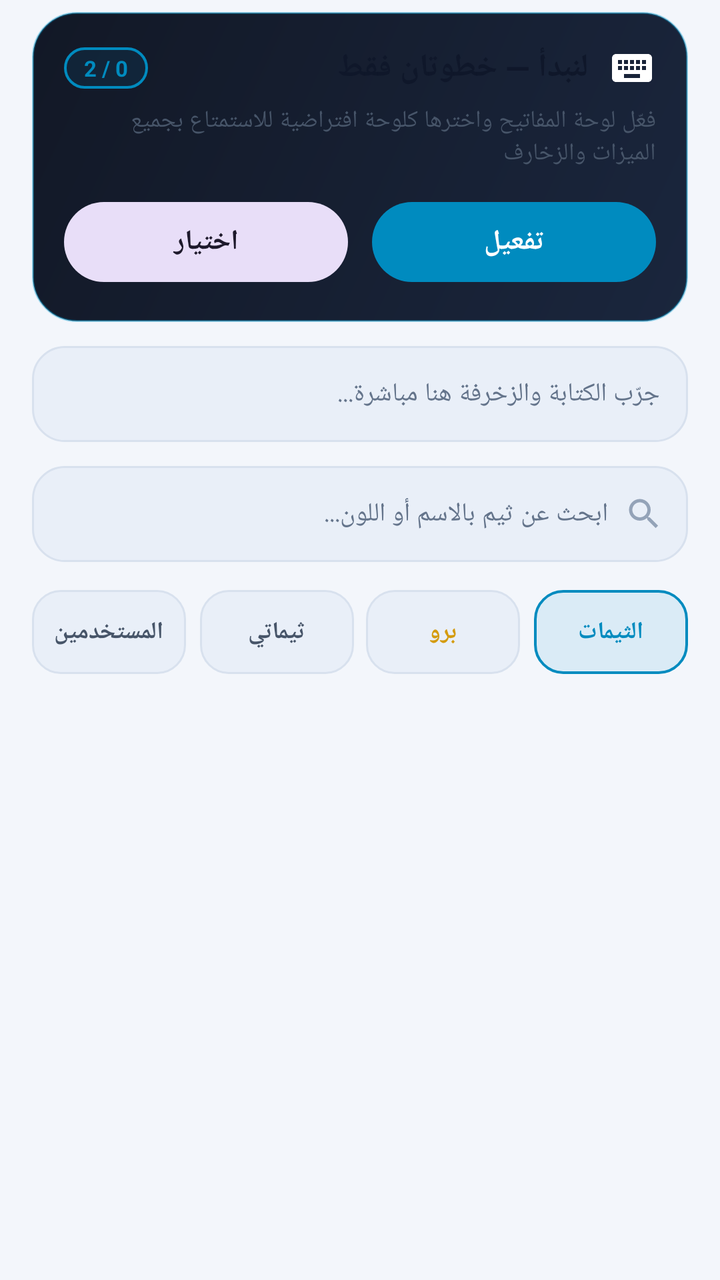
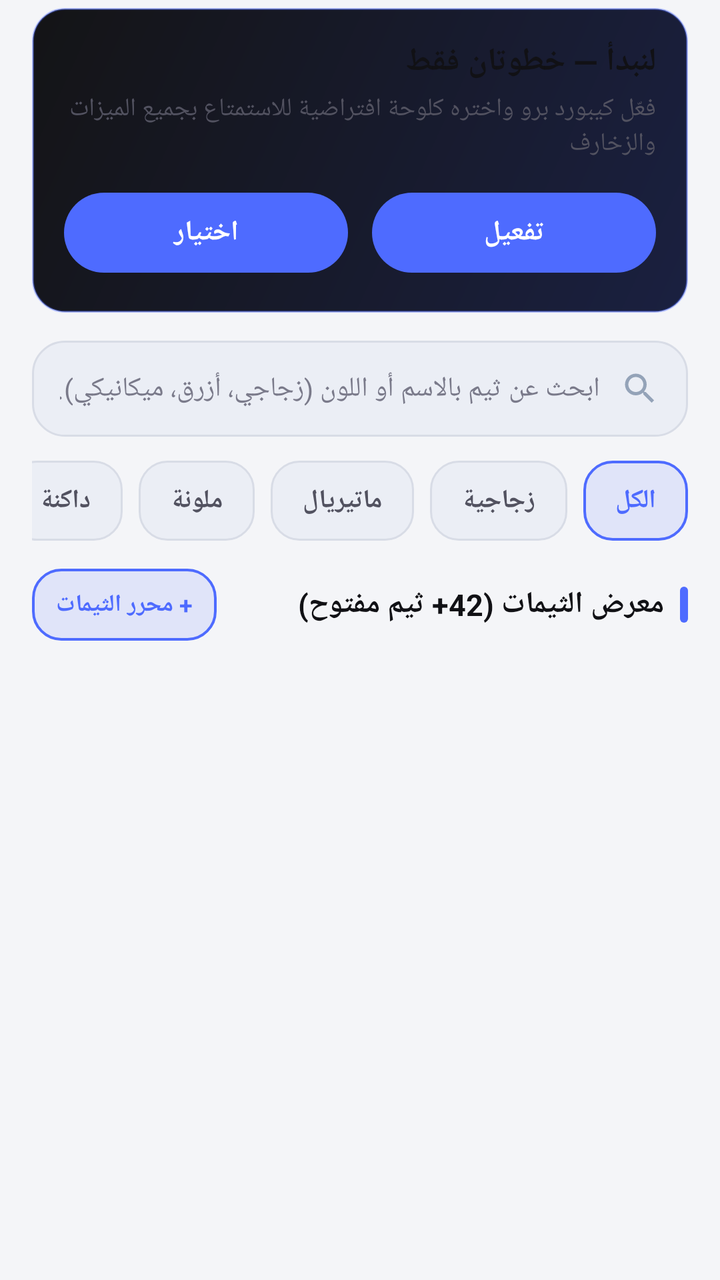

The first picture is an Android layout as it rendered before a commit; the second is the same layout after the commit. The layout source and the unified diff follow.
<!-- AndroidManifest.xml: application theme Theme.KeyboardPro -->
<!-- res/layout/fragment_home.xml -->
<?xml version="1.0" encoding="utf-8"?>
<androidx.core.widget.NestedScrollView xmlns:android="http://schemas.android.com/apk/res/android"
    android:layout_width="match_parent"
    android:layout_height="match_parent"
    android:clipToPadding="false"
    android:fillViewport="true"
    android:layoutDirection="rtl"
    android:paddingBottom="104dp">

    <LinearLayout
        android:layout_width="match_parent"
        android:layout_height="wrap_content"
        android:orientation="vertical"
        android:paddingHorizontal="16dp"
        android:paddingTop="6dp">

        
        <LinearLayout
            android:id="@+id/card_quick_setup"
            android:layout_width="match_parent"
            android:layout_height="wrap_content"
            android:background="@drawable/bg_card_hero"
            android:orientation="vertical"
            android:padding="16dp">

            <LinearLayout
                android:layout_width="match_parent"
                android:layout_height="wrap_content"
                android:gravity="center_vertical"
                android:orientation="horizontal">

                <ImageView
                    android:layout_width="24dp"
                    android:layout_height="24dp"
                    android:contentDescription="@string/setup_card_title"
                    android:src="@drawable/ic_keyboard" />

                <TextView
                    android:layout_width="0dp"
                    android:layout_height="wrap_content"
                    android:layout_marginStart="10dp"
                    android:layout_weight="1"
                    android:text="@string/setup_card_title"
                    android:textColor="@color/kp_text_primary"
                    android:textSize="16sp"
                    android:textStyle="bold" />

                <TextView
                    android:id="@+id/tv_setup_progress"
                    android:layout_width="wrap_content"
                    android:layout_height="wrap_content"
                    android:background="@drawable/bg_chip_selected"
                    android:paddingHorizontal="10dp"
                    android:paddingVertical="3dp"
                    android:text="0 / 2"
                    android:textColor="@color/kp_primary"
                    android:textSize="11sp"
                    android:textStyle="bold" />
            </LinearLayout>

            <TextView
                android:layout_width="match_parent"
                android:layout_height="wrap_content"
                android:layout_marginTop="6dp"
                android:text="@string/setup_card_subtitle"
                android:textColor="@color/kp_text_secondary"
                android:textSize="12sp" />

            <LinearLayout
                android:layout_width="match_parent"
                android:layout_height="wrap_content"
                android:layout_marginTop="12dp"
                android:orientation="horizontal">

                <com.google.android.material.button.MaterialButton
                    android:id="@+id/btn_step_enable"
                    android:layout_width="0dp"
                    android:layout_height="48dp"
                    android:layout_marginEnd="6dp"
                    android:layout_weight="1"
                    android:text="@string/setup_step_1_btn"
                    android:textColor="@color/kp_on_primary"
                    android:textStyle="bold" />

                <com.google.android.material.button.MaterialButton
                    android:id="@+id/btn_step_select"
                    style="@style/Widget.Material3.Button.TonalButton"
                    android:layout_width="0dp"
                    android:layout_height="48dp"
                    android:layout_marginStart="6dp"
                    android:layout_weight="1"
                    android:text="@string/setup_step_2_btn"
                    android:textStyle="bold" />
            </LinearLayout>
        </LinearLayout>

        
        <EditText
            android:id="@+id/et_live_test"
            android:layout_width="match_parent"
            android:layout_height="48dp"
            android:layout_marginTop="12dp"
            android:background="@drawable/bg_search_bar"
            android:hint="@string/test_keyboard_hint"
            android:importantForAutofill="no"
            android:inputType="textMultiLine"
            android:paddingHorizontal="14dp"
            android:textColor="@color/kp_text_primary"
            android:textColorHint="@color/kp_text_muted"
            android:textSize="13sp" />

        
        <LinearLayout
            android:layout_width="match_parent"
            android:layout_height="48dp"
            android:layout_marginTop="12dp"
            android:background="@drawable/bg_search_bar"
            android:gravity="center_vertical"
            android:orientation="horizontal"
            android:paddingHorizontal="12dp">

            <ImageView
                android:layout_width="20dp"
                android:layout_height="20dp"
                android:contentDescription="@string/search_themes_hint"
                android:src="@drawable/ic_search" />

            <EditText
                android:id="@+id/et_theme_search"
                android:layout_width="0dp"
                android:layout_height="match_parent"
                android:layout_marginStart="8dp"
                android:layout_weight="1"
                android:background="@android:color/transparent"
                android:hint="@string/search_themes_hint"
                android:importantForAutofill="no"
                android:inputType="text"
                android:maxLines="1"
                android:textColor="@color/kp_text_primary"
                android:textColorHint="@color/kp_text_muted"
                android:textSize="13sp" />
        </LinearLayout>

        
        <LinearLayout
            android:id="@+id/home_sub_tabs"
            android:layout_width="match_parent"
            android:layout_height="42dp"
            android:layout_marginTop="14dp"
            android:orientation="horizontal">

            <TextView
                android:id="@+id/subtab_themes"
                android:layout_width="0dp"
                android:layout_height="match_parent"
                android:layout_marginEnd="4dp"
                android:layout_weight="1"
                android:background="@drawable/bg_chip_selected"
                android:gravity="center"
                android:text="@string/tab_themes"
                android:textColor="@color/kp_primary"
                android:textSize="12sp"
                android:textStyle="bold" />

            <TextView
                android:id="@+id/subtab_pro"
                android:layout_width="0dp"
                android:layout_height="match_parent"
                android:layout_marginHorizontal="3dp"
                android:layout_weight="1"
                android:background="@drawable/bg_chip_unselected"
                android:gravity="center"
                android:text="@string/tab_pro"
                android:textColor="@color/kp_gold"
                android:textSize="12sp"
                android:textStyle="bold" />

            <TextView
                android:id="@+id/subtab_my_themes"
                android:layout_width="0dp"
                android:layout_height="match_parent"
                android:layout_marginHorizontal="3dp"
                android:layout_weight="1"
                android:background="@drawable/bg_chip_unselected"
                android:gravity="center"
                android:text="@string/tab_my_themes"
                android:textColor="@color/kp_text_secondary"
                android:textSize="12sp"
                android:textStyle="bold" />

            <TextView
                android:id="@+id/subtab_users"
                android:layout_width="0dp"
                android:layout_height="match_parent"
                android:layout_marginStart="4dp"
                android:layout_weight="1"
                android:background="@drawable/bg_chip_unselected"
                android:gravity="center"
                android:text="@string/tab_users"
                android:textColor="@color/kp_text_secondary"
                android:textSize="12sp"
                android:textStyle="bold" />
        </LinearLayout>

        
        <com.google.android.material.button.MaterialButton
            android:id="@+id/btn_create_custom_theme"
            android:layout_width="match_parent"
            android:layout_height="48dp"
            android:layout_marginTop="12dp"
            android:text="@string/create_theme_btn"
            android:textColor="@color/kp_on_primary"
            android:textStyle="bold"
            android:visibility="gone" />

        
        <LinearLayout
            android:id="@+id/themes_sections_container"
            android:layout_width="match_parent"
            android:layout_height="wrap_content"
            android:layout_marginTop="10dp"
            android:orientation="vertical" />

    </LinearLayout>
</androidx.core.widget.NestedScrollView>
<!-- resources referenced by this layout -->
<resources>
  <color name="kp_gold">#F5C542</color>
  <color name="kp_on_primary">#07131A</color>
  <color name="kp_primary">#00D4FF</color>
  <color name="kp_text_muted">#64748B</color>
  <color name="kp_text_primary">#F3F6FC</color>
  <color name="kp_text_secondary">#94A3B8</color>
  <!-- drawable bg_card_hero (drawable) -->
  <?xml version="1.0" encoding="utf-8"?>
  <shape xmlns:android="http://schemas.android.com/apk/res/android"
      android:shape="rectangle">
      <gradient
          android:angle="135"
          android:startColor="#1A263D"
          android:endColor="#121826" />
      <stroke android:width="1dp" android:color="@color/kp_stroke_accent" />
      <corners android:radius="22dp" />
  </shape>
  <!-- drawable bg_chip_selected (drawable) -->
  <?xml version="1.0" encoding="utf-8"?>
  <shape xmlns:android="http://schemas.android.com/apk/res/android"
      android:shape="rectangle">
      <solid android:color="@color/kp_primary_soft" />
      <stroke android:width="1.2dp" android:color="@color/kp_primary" />
      <corners android:radius="14dp" />
  </shape>
  <!-- drawable bg_chip_unselected (drawable) -->
  <?xml version="1.0" encoding="utf-8"?>
  <shape xmlns:android="http://schemas.android.com/apk/res/android"
      android:shape="rectangle">
      <solid android:color="@color/kp_surface_elevated" />
      <stroke android:width="1dp" android:color="@color/kp_stroke" />
      <corners android:radius="14dp" />
  </shape>
  <!-- drawable bg_search_bar (drawable) -->
  <?xml version="1.0" encoding="utf-8"?>
  <shape xmlns:android="http://schemas.android.com/apk/res/android"
      android:shape="rectangle">
      <solid android:color="@color/kp_surface_elevated" />
      <stroke android:width="1dp" android:color="@color/kp_stroke" />
      <corners android:radius="16dp" />
  </shape>
  <!-- drawable ic_keyboard (drawable) -->
  <vector xmlns:android="http://schemas.android.com/apk/res/android"
      android:width="24dp"
      android:height="24dp"
      android:viewportWidth="24"
      android:viewportHeight="24">
      <path
          android:fillColor="#FFFFFFFF"
          android:pathData="M20,5H4c-1.1,0 -1.99,0.9 -1.99,2L2,17c0,1.1 0.9,2 2,2h16c1.1,0 2,-0.9 2,-2V7c0,-1.1 -0.9,-2 -2,-2zm-9,3h2v2h-2V8zm0,3h2v2h-2v-2zM8,8h2v2H8V8zm0,3h2v2H8v-2zm-1,2H5v-2h2v2zm0,-3H5V8h2v2zm9,7H8v-2h8v2zm0,-4h-2v-2h2v2zm0,-3h-2V8h2v2zm3,3h-2v-2h2v2zm0,-3h-2V8h2v2z" />
  </vector>
  <!-- drawable ic_search (drawable) -->
  <vector xmlns:android="http://schemas.android.com/apk/res/android"
      android:width="24dp"
      android:height="24dp"
      android:viewportWidth="24"
      android:viewportHeight="24">
      <path
          android:fillColor="#FF94A3B8"
          android:pathData="M15.5,14h-0.79l-0.28,-0.27C15.41,12.59 16,11.11 16,9.5 16,5.91 13.09,3 9.5,3S3,5.91 3,9.5 5.91,16 9.5,16c1.61,0 3.09,-0.59 4.23,-1.57l0.27,0.28v0.79l5,4.99L20.49,19l-4.99,-5zm-6,0C7.01,14 5,11.99 5,9.5S7.01,5 9.5,5 14,7.01 14,9.5 11.99,14 9.5,14z" />
  </vector>
  <string name="create_theme_btn">+ إنشاء ثيم جديد</string>
  <string name="search_themes_hint">ابحث عن ثيم بالاسم أو اللون...</string>
  <string name="setup_card_subtitle">فعّل لوحة المفاتيح واخترها كلوحة افتراضية للاستمتاع بجميع الميزات والزخارف</string>
  <string name="setup_card_title">لنبدأ — خطوتان فقط</string>
  <string name="setup_step_1_btn">تفعيل</string>
  <string name="setup_step_2_btn">اختيار</string>
  <string name="tab_my_themes">ثيماتي</string>
  <string name="tab_pro">برو</string>
  <string name="tab_themes">الثيمات</string>
  <string name="tab_users">المستخدمين</string>
  <string name="test_keyboard_hint">جرّب الكتابة والزخرفة هنا مباشرة...</string>
  <color name="kp_stroke_accent">#5500D4FF</color>
  <color name="kp_primary_soft">#1E00D4FF</color>
  <color name="kp_surface_elevated">#1C2333</color>
  <color name="kp_stroke">#263044</color>
  <color name="kp_secondary">#6366F1</color>
  <color name="white">#FFFFFFFF</color>
  <color name="kp_bg">#0B0E14</color>
  <color name="kp_surface">#141923</color>
  <!-- unchanged entries left out for length: 1 -->
</resources>

<!-- the commit's change to res/layout/fragment_home.xml (unified diff, before → after) -->
@@ -5,66 +5,40 @@
     android:clipToPadding="false"
     android:fillViewport="true"
     android:layoutDirection="rtl"
-    android:paddingBottom="104dp">
+    android:paddingBottom="112dp">
 
     <LinearLayout
         android:layout_width="match_parent"
         android:layout_height="wrap_content"
         android:orientation="vertical"
         android:paddingHorizontal="16dp"
-        android:paddingTop="6dp">
+        android:paddingTop="4dp">
 
         
         <LinearLayout
-            android:id="@+id/card_quick_setup"
-            android:layout_width="match_parent"
-            android:layout_height="wrap_content"
+            android:id="@+id/card_setup"
+            android:layout_width="match_parent"
+            android:layout_height="wrap_content"
+            android:layout_marginBottom="14dp"
             android:background="@drawable/bg_card_hero"
             android:orientation="vertical"
             android:padding="16dp">
 
-            <LinearLayout
-                android:layout_width="match_parent"
-                android:layout_height="wrap_content"
-                android:gravity="center_vertical"
-                android:orientation="horizontal">
-
-                <ImageView
-                    android:layout_width="24dp"
-                    android:layout_height="24dp"
-                    android:contentDescription="@string/setup_card_title"
-                    android:src="@drawable/ic_keyboard" />
-
-                <TextView
-                    android:layout_width="0dp"
-                    android:layout_height="wrap_content"
-                    android:layout_marginStart="10dp"
-                    android:layout_weight="1"
-                    android:text="@string/setup_card_title"
-                    android:textColor="@color/kp_text_primary"
-                    android:textSize="16sp"
-                    android:textStyle="bold" />
-
-                <TextView
-                    android:id="@+id/tv_setup_progress"
-                    android:layout_width="wrap_content"
-                    android:layout_height="wrap_content"
-                    android:background="@drawable/bg_chip_selected"
-                    android:paddingHorizontal="10dp"
-                    android:paddingVertical="3dp"
-                    android:text="0 / 2"
-                    android:textColor="@color/kp_primary"
-                    android:textSize="11sp"
-                    android:textStyle="bold" />
-            </LinearLayout>
-
-            <TextView
-                android:layout_width="match_parent"
-                android:layout_height="wrap_content"
-                android:layout_marginTop="6dp"
+            <TextView
+                android:layout_width="wrap_content"
+                android:layout_height="wrap_content"
+                android:text="@string/setup_card_title"
+                android:textColor="@color/kp_text_primary"
+                android:textSize="16sp"
+                android:textStyle="bold" />
+
+            <TextView
+                android:layout_width="wrap_content"
+                android:layout_height="wrap_content"
+                android:layout_marginTop="4dp"
                 android:text="@string/setup_card_subtitle"
                 android:textColor="@color/kp_text_secondary"
-                android:textSize="12sp" />
+                android:textSize="12.5sp" />
 
             <LinearLayout
                 android:layout_width="match_parent"
@@ -84,40 +58,25 @@
 
                 <com.google.android.material.button.MaterialButton
                     android:id="@+id/btn_step_select"
-                    style="@style/Widget.Material3.Button.TonalButton"
                     android:layout_width="0dp"
                     android:layout_height="48dp"
                     android:layout_marginStart="6dp"
                     android:layout_weight="1"
                     android:text="@string/setup_step_2_btn"
+                    android:textColor="@color/kp_on_primary"
                     android:textStyle="bold" />
             </LinearLayout>
         </LinearLayout>
 
         
-        <EditText
-            android:id="@+id/et_live_test"
+        <LinearLayout
             android:layout_width="match_parent"
             android:layout_height="48dp"
-            android:layout_marginTop="12dp"
-            android:background="@drawable/bg_search_bar"
-            android:hint="@string/test_keyboard_hint"
-            android:importantForAutofill="no"
-            android:inputType="textMultiLine"
-            android:paddingHorizontal="14dp"
-            android:textColor="@color/kp_text_primary"
-            android:textColorHint="@color/kp_text_muted"
-            android:textSize="13sp" />
-
-        
-        <LinearLayout
-            android:layout_width="match_parent"
-            android:layout_height="48dp"
-            android:layout_marginTop="12dp"
+            android:layout_marginBottom="12dp"
             android:background="@drawable/bg_search_bar"
             android:gravity="center_vertical"
             android:orientation="horizontal"
-            android:paddingHorizontal="12dp">
+            android:paddingHorizontal="14dp">
 
             <ImageView
                 android:layout_width="20dp"
@@ -126,100 +85,169 @@
                 android:src="@drawable/ic_search" />
 
             <EditText
-                android:id="@+id/et_theme_search"
+                android:id="@+id/et_search_themes"
                 android:layout_width="0dp"
                 android:layout_height="match_parent"
-                android:layout_marginStart="8dp"
+                android:layout_marginStart="10dp"
                 android:layout_weight="1"
                 android:background="@android:color/transparent"
                 android:hint="@string/search_themes_hint"
-                android:importantForAutofill="no"
+                android:imeOptions="actionSearch"
                 android:inputType="text"
-                android:maxLines="1"
                 android:textColor="@color/kp_text_primary"
                 android:textColorHint="@color/kp_text_muted"
-                android:textSize="13sp" />
+                android:textSize="13.5sp" />
         </LinearLayout>
 
         
+        <HorizontalScrollView
+            android:layout_width="match_parent"
+            android:layout_height="wrap_content"
+            android:layout_marginBottom="14dp"
+            android:scrollbars="none">
+
+            <LinearLayout
+                android:id="@+id/theme_filter_chips_row"
+                android:layout_width="wrap_content"
+                android:layout_height="wrap_content"
+                android:orientation="horizontal">
+
+                <TextView
+                    android:id="@+id/chip_filter_all"
+                    android:layout_width="wrap_content"
+                    android:layout_height="40dp"
+                    android:layout_marginEnd="8dp"
+                    android:background="@drawable/bg_chip_selected"
+                    android:gravity="center"
+                    android:paddingHorizontal="16dp"
+                    android:text="@string/chip_all"
+                    android:textColor="@color/kp_primary"
+                    android:textSize="13sp"
+                    android:textStyle="bold" />
+
+                <TextView
+                    android:id="@+id/chip_filter_glass"
+                    android:layout_width="wrap_content"
+                    android:layout_height="40dp"
+                    android:layout_marginEnd="8dp"
+                    android:background="@drawable/bg_chip_unselected"
+                    android:gravity="center"
+                    android:paddingHorizontal="16dp"
+                    android:text="@string/chip_glass"
+                    android:textColor="@color/kp_text_secondary"
+                    android:textSize="13sp"
+                    android:textStyle="bold" />
+
+                <TextView
+                    android:id="@+id/chip_filter_material"
+                    android:layout_width="wrap_content"
+                    android:layout_height="40dp"
+                    android:layout_marginEnd="8dp"
+                    android:background="@drawable/bg_chip_unselected"
+                    android:gravity="center"
+                    android:paddingHorizontal="16dp"
+                    android:text="@string/chip_material"
+                    android:textColor="@color/kp_text_secondary"
+                    android:textSize="13sp"
+                    android:textStyle="bold" />
+
+                <TextView
+                    android:id="@+id/chip_filter_colorful"
+                    android:layout_width="wrap_content"
+                    android:layout_height="40dp"
+                    android:layout_marginEnd="8dp"
+                    android:background="@drawable/bg_chip_unselected"
+                    android:gravity="center"
+                    android:paddingHorizontal="16dp"
+                    android:text="@string/chip_colorful"
+                    android:textColor="@color/kp_text_secondary"
+                    android:textSize="13sp"
+                    android:textStyle="bold" />
+
+                <TextView
+                    android:id="@+id/chip_filter_dark"
+                    android:layout_width="wrap_content"
+                    android:layout_height="40dp"
+                    android:layout_marginEnd="8dp"
+                    android:background="@drawable/bg_chip_unselected"
+                    android:gravity="center"
+                    android:paddingHorizontal="16dp"
+                    android:text="@string/chip_dark"
+                    android:textColor="@color/kp_text_secondary"
+                    android:textSize="13sp"
+                    android:textStyle="bold" />
+
+                <TextView
+                    android:id="@+id/chip_filter_light"
+                    android:layout_width="wrap_content"
+                    android:layout_height="40dp"
+                    android:layout_marginEnd="8dp"
+                    android:background="@drawable/bg_chip_unselected"
+                    android:gravity="center"
+                    android:paddingHorizontal="16dp"
+                    android:text="@string/chip_light"
+                    android:textColor="@color/kp_text_secondary"
+                    android:textSize="13sp"
+                    android:textStyle="bold" />
+
+                <TextView
+                    android:id="@+id/chip_filter_mechanical"
+                    android:layout_width="wrap_content"
+                    android:layout_height="40dp"
+                    android:background="@drawable/bg_chip_unselected"
+                    android:gravity="center"
+                    android:paddingHorizontal="16dp"
+                    android:text="@string/chip_mechanical"
+                    android:textColor="@color/kp_text_secondary"
+                    android:textSize="13sp"
+                    android:textStyle="bold" />
+            </LinearLayout>
+        </HorizontalScrollView>
+
+        
         <LinearLayout
-            android:id="@+id/home_sub_tabs"
-            android:layout_width="match_parent"
-            android:layout_height="42dp"
-            android:layout_marginTop="14dp"
+            android:layout_width="match_parent"
+            android:layout_height="wrap_content"
+            android:layout_marginBottom="10dp"
+            android:gravity="center_vertical"
             android:orientation="horizontal">
 
-            <TextView
-                android:id="@+id/subtab_themes"
+            <View
+                android:layout_width="4dp"
+                android:layout_height="18dp"
+                android:layout_marginEnd="8dp"
+                android:background="@drawable/bg_pill_indicator" />
+
+            <TextView
+                android:id="@+id/tv_themes_section_title"
                 android:layout_width="0dp"
-                android:layout_height="match_parent"
-                android:layout_marginEnd="4dp"
+                android:layout_height="wrap_content"
                 android:layout_weight="1"
+                android:text="معرض الثيمات (42+ ثيم مفتوح)"
+                android:textColor="@color/kp_text_primary"
+                android:textSize="15sp"
+                android:textStyle="bold" />
+
+            <TextView
+                android:id="@+id/btn_open_theme_editor"
+                android:layout_width="wrap_content"
+                android:layout_height="36dp"
                 android:background="@drawable/bg_chip_selected"
+                android:clickable="true"
+                android:focusable="true"
                 android:gravity="center"
-                android:text="@string/tab_themes"
+                android:paddingHorizontal="12dp"
+                android:text="+ محرر الثيمات"
                 android:textColor="@color/kp_primary"
                 android:textSize="12sp"
                 android:textStyle="bold" />
-
-            <TextView
-                android:id="@+id/subtab_pro"
-                android:layout_width="0dp"
-                android:layout_height="match_parent"
-                android:layout_marginHorizontal="3dp"
-                android:layout_weight="1"
-                android:background="@drawable/bg_chip_unselected"
-                android:gravity="center"
-                android:text="@string/tab_pro"
-                android:textColor="@color/kp_gold"
-                android:textSize="12sp"
-                android:textStyle="bold" />
-
-            <TextView
-                android:id="@+id/subtab_my_themes"
-                android:layout_width="0dp"
-                android:layout_height="match_parent"
-                android:layout_marginHorizontal="3dp"
-                android:layout_weight="1"
-                android:background="@drawable/bg_chip_unselected"
-                android:gravity="center"
-                android:text="@string/tab_my_themes"
-                android:textColor="@color/kp_text_secondary"
-                android:textSize="12sp"
-                android:textStyle="bold" />
-
-            <TextView
-                android:id="@+id/subtab_users"
-                android:layout_width="0dp"
-                android:layout_height="match_parent"
-                android:layout_marginStart="4dp"
-                android:layout_weight="1"
-                android:background="@drawable/bg_chip_unselected"
-                android:gravity="center"
-                android:text="@string/tab_users"
-                android:textColor="@color/kp_text_secondary"
-                android:textSize="12sp"
-                android:textStyle="bold" />
         </LinearLayout>
 
         
-        <com.google.android.material.button.MaterialButton
-            android:id="@+id/btn_create_custom_theme"
-            android:layout_width="match_parent"
-            android:layout_height="48dp"
-            android:layout_marginTop="12dp"
-            android:text="@string/create_theme_btn"
-            android:textColor="@color/kp_on_primary"
-            android:textStyle="bold"
-            android:visibility="gone" />
-
-        
-        <LinearLayout
-            android:id="@+id/themes_sections_container"
-            android:layout_width="match_parent"
-            android:layout_height="wrap_content"
-            android:layout_marginTop="10dp"
-            android:orientation="vertical" />
-
+        <androidx.recyclerview.widget.RecyclerView
+            android:id="@+id/rv_themes_grid"
+            android:layout_width="match_parent"
+            android:layout_height="wrap_content"
+            android:nestedScrollingEnabled="false" />
     </LinearLayout>
 </androidx.core.widget.NestedScrollView>
<!-- resource entries referenced after the edit -->
@@ -1,21 +1,20 @@
 <!-- resources referenced by this layout -->
 <resources>
-  <color name="kp_gold">#F5C542</color>
-  <color name="kp_on_primary">#07131A</color>
-  <color name="kp_primary">#00D4FF</color>
-  <color name="kp_text_muted">#64748B</color>
-  <color name="kp_text_primary">#F3F6FC</color>
-  <color name="kp_text_secondary">#94A3B8</color>
+  <color name="kp_on_primary">#FFFFFF</color>
+  <color name="kp_primary">#4E6BFF</color>
+  <color name="kp_text_muted">#686875</color>
+  <color name="kp_text_primary">#F8FAFC</color>
+  <color name="kp_text_secondary">#9A9AA6</color>
   <!-- drawable bg_card_hero (drawable) -->
   <?xml version="1.0" encoding="utf-8"?>
   <shape xmlns:android="http://schemas.android.com/apk/res/android"
       android:shape="rectangle">
       <gradient
           android:angle="135"
-          android:startColor="#1A263D"
-          android:endColor="#121826" />
+          android:startColor="#1A2040"
+          android:endColor="#141416" />
       <stroke android:width="1dp" android:color="@color/kp_stroke_accent" />
-      <corners android:radius="22dp" />
+      <corners android:radius="16dp" />
   </shape>
   <!-- drawable bg_chip_selected (drawable) -->
   <?xml version="1.0" encoding="utf-8"?>
@@ -33,6 +32,13 @@
       <stroke android:width="1dp" android:color="@color/kp_stroke" />
       <corners android:radius="14dp" />
   </shape>
+  <!-- drawable bg_pill_indicator (drawable) -->
+  <?xml version="1.0" encoding="utf-8"?>
+  <shape xmlns:android="http://schemas.android.com/apk/res/android"
+      android:shape="rectangle">
+      <solid android:color="@color/kp_primary" />
+      <corners android:radius="4dp" />
+  </shape>
   <!-- drawable bg_search_bar (drawable) -->
   <?xml version="1.0" encoding="utf-8"?>
   <shape xmlns:android="http://schemas.android.com/apk/res/android"
@@ -41,16 +47,6 @@
       <stroke android:width="1dp" android:color="@color/kp_stroke" />
       <corners android:radius="16dp" />
   </shape>
-  <!-- drawable ic_keyboard (drawable) -->
-  <vector xmlns:android="http://schemas.android.com/apk/res/android"
-      android:width="24dp"
-      android:height="24dp"
-      android:viewportWidth="24"
-      android:viewportHeight="24">
-      <path
-          android:fillColor="#FFFFFFFF"
-          android:pathData="M20,5H4c-1.1,0 -1.99,0.9 -1.99,2L2,17c0,1.1 0.9,2 2,2h16c1.1,0 2,-0.9 2,-2V7c0,-1.1 -0.9,-2 -2,-2zm-9,3h2v2h-2V8zm0,3h2v2h-2v-2zM8,8h2v2H8V8zm0,3h2v2H8v-2zm-1,2H5v-2h2v2zm0,-3H5V8h2v2zm9,7H8v-2h8v2zm0,-4h-2v-2h2v2zm0,-3h-2V8h2v2zm3,3h-2v-2h2v2zm0,-3h-2V8h2v2z" />
-  </vector>
   <!-- drawable ic_search (drawable) -->
   <vector xmlns:android="http://schemas.android.com/apk/res/android"
       android:width="24dp"
@@ -61,25 +57,26 @@
           android:fillColor="#FF94A3B8"
           android:pathData="M15.5,14h-0.79l-0.28,-0.27C15.41,12.59 16,11.11 16,9.5 16,5.91 13.09,3 9.5,3S3,5.91 3,9.5 5.91,16 9.5,16c1.61,0 3.09,-0.59 4.23,-1.57l0.27,0.28v0.79l5,4.99L20.49,19l-4.99,-5zm-6,0C7.01,14 5,11.99 5,9.5S7.01,5 9.5,5 14,7.01 14,9.5 11.99,14 9.5,14z" />
   </vector>
-  <string name="create_theme_btn">+ إنشاء ثيم جديد</string>
-  <string name="search_themes_hint">ابحث عن ثيم بالاسم أو اللون...</string>
-  <string name="setup_card_subtitle">فعّل لوحة المفاتيح واخترها كلوحة افتراضية للاستمتاع بجميع الميزات والزخارف</string>
+  <string name="chip_all">الكل</string>
+  <string name="chip_colorful">ملونة</string>
+  <string name="chip_dark">داكنة</string>
+  <string name="chip_glass">زجاجية</string>
+  <string name="chip_light">فاتحة</string>
+  <string name="chip_material">ماتيريال</string>
+  <string name="chip_mechanical">ميكانيكي</string>
+  <string name="search_themes_hint">ابحث عن ثيم بالاسم أو اللون (زجاجي، أزرق، ميكانيكي)...</string>
+  <string name="setup_card_subtitle">فعّل كيبورد برو واختره كلوحة افتراضية للاستمتاع بجميع الميزات والزخارف</string>
   <string name="setup_card_title">لنبدأ — خطوتان فقط</string>
   <string name="setup_step_1_btn">تفعيل</string>
   <string name="setup_step_2_btn">اختيار</string>
-  <string name="tab_my_themes">ثيماتي</string>
-  <string name="tab_pro">برو</string>
-  <string name="tab_themes">الثيمات</string>
-  <string name="tab_users">المستخدمين</string>
-  <string name="test_keyboard_hint">جرّب الكتابة والزخرفة هنا مباشرة...</string>
-  <color name="kp_stroke_accent">#5500D4FF</color>
-  <color name="kp_primary_soft">#1E00D4FF</color>
-  <color name="kp_surface_elevated">#1C2333</color>
-  <color name="kp_stroke">#263044</color>
-  <color name="kp_secondary">#6366F1</color>
+  <color name="kp_stroke_accent">#664E6BFF</color>
+  <color name="kp_primary_soft">#264E6BFF</color>
+  <color name="kp_surface_elevated">#1C1C20</color>
+  <color name="kp_stroke">#26262A</color>
+  <color name="kp_secondary">#8B5CF6</color>
   <color name="white">#FFFFFFFF</color>
-  <color name="kp_bg">#0B0E14</color>
-  <color name="kp_surface">#141923</color>
+  <color name="kp_bg">#000000</color>
+  <color name="kp_surface">#141416</color>
   <!-- unchanged entries left out for length: 1 -->
 </resources>
 
